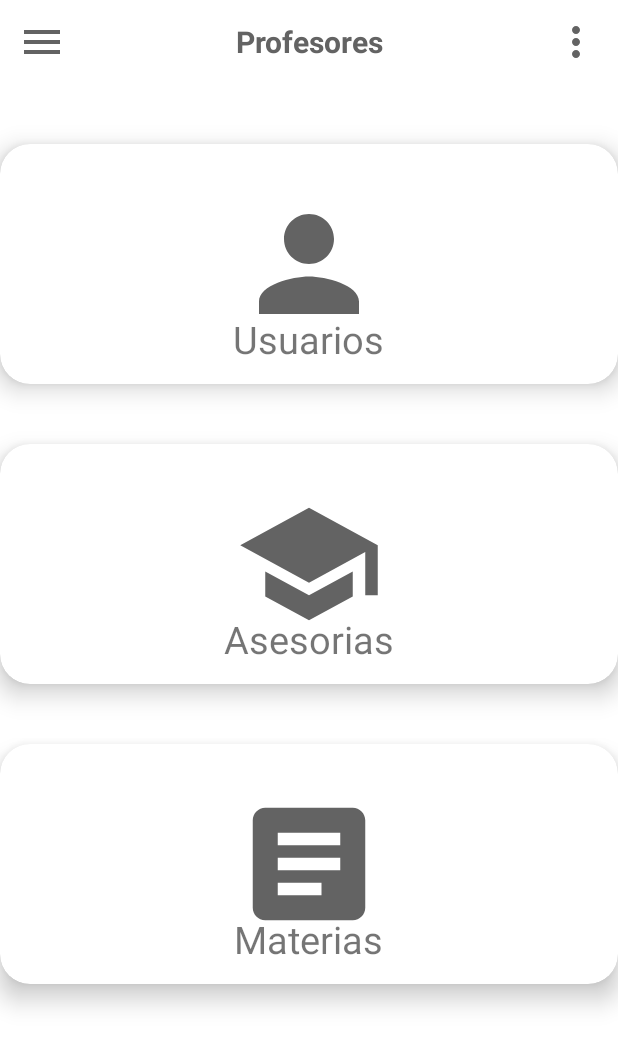
After one commit to Rebickz/ProyectoAsesoriasTecNM, an Android app: the ProfesorDashboardActivity screen opened directly, with no data from a screen before it, on a phone screen of 412 x 824 dp. The commit adds this screen. Shown: the top 1046 px of the screen. Run offline under Robolectric (Android 15) with nearby library versions, the phone set to English and light mode, and no system bars.

Commit message:
Dashboard menu

```diff
--- a/app/src/main/AndroidManifest.xml
+++ b/app/src/main/AndroidManifest.xml
@@ -9,7 +9,11 @@
         android:roundIcon="@mipmap/ic_launcher_round"
         android:supportsRtl="true"
         android:theme="@style/Theme.ProyectoAsesoriasTecNM">
-        <activity android:name=".ProfesorMenuActivity"></activity>
+        <activity android:name=".DashboardAsesoriasActivity"></activity>
+        <activity android:name=".DashboardMateriasActivity" />
+        <activity android:name=".DashboardUsuariosActivity" />
+        <activity android:name=".ProfesorDashboardActivity" />
+        <activity android:name=".ProfesorMenuActivity" />
         <activity android:name=".MenuActivity" />
         <activity android:name=".ProfileActivity" />
         <activity android:name=".RegisterUserActivity" />
--- /dev/null
+++ b/app/src/main/java/com/example/proyectoasesoriastecnm/ProfesorDashboardActivity.java
@@ -0,0 +1,80 @@
+package com.example.proyectoasesoriastecnm;
+
+import androidx.appcompat.app.AppCompatActivity;
+import androidx.drawerlayout.widget.DrawerLayout;
+
+import android.os.Bundle;
+import android.view.View;
+import android.widget.Toast;
+
+public class ProfesorDashboardActivity extends AppCompatActivity {
+
+    //Inicializar variable
+    DrawerLayout drawerLayoutP;
+
+    @Override
+    protected void onCreate(Bundle savedInstanceState) {
+        super.onCreate(savedInstanceState);
+        setContentView(R.layout.activity_profesor_dashboard);
+
+        //Asignar la variable drawerLayout
+        drawerLayoutP = findViewById(R.id.profesor_drawer_layout);
+    }
+
+    public void ClickUsers(View view){
+
+    }
+
+    public void ClickAsesorias(View view){
+
+    }
+
+    public void ClickMaterias(View view){
+
+    }
+
+    public void ClickMenuP(View view){
+        //Abrir Drawer
+        ProfesorMenuActivity.openDrawer(drawerLayoutP);
+    }
+
+    public void ClickLogoP(View view){
+        //Cerrar drawer
+        ProfesorMenuActivity.closeDrawer(drawerLayoutP);
+    }
+
+    //Opciones del menu
+    public void ClickHomeP(View view){
+        //Recrear la activity
+        ProfesorMenuActivity.redirectActivity(this, ProfesorMenuActivity.class);
+        //recreate();
+    }
+    public void ClickPerfilP(View view){
+        //Redireccionar
+        //redirectActivity(this, ProfileActivity.class);
+        Toast.makeText(ProfesorDashboardActivity.this, "Boton Perfil Profesor", Toast.LENGTH_LONG).show();
+
+    }
+    public void ClickDashboardP(View view){
+        //Redireccionar
+        //redirectActivity(this, );
+        recreate();
+    }
+
+    public void ClickCitasP(View view){
+        //Redireccionar
+        //redirectActivity(this, );
+        Toast.makeText(ProfesorDashboardActivity.this, "Boton Citas Profesor", Toast.LENGTH_LONG).show();
+
+    }
+    public void ClickLogoutP(View view){
+        ProfesorMenuActivity.logout(this);
+    }
+
+    @Override
+    protected void onPause() {
+        super.onPause();
+        //Cerramos drawer
+        ProfesorMenuActivity.closeDrawer(drawerLayoutP);
+    }
+}
--- a/app/src/main/java/com/example/proyectoasesoriastecnm/ProfesorMenuActivity.java
+++ b/app/src/main/java/com/example/proyectoasesoriastecnm/ProfesorMenuActivity.java
@@ -66,9 +66,7 @@ public class ProfesorMenuActivity extends AppCompatActivity {
     }
     public void ClickDashboardP(View view){
         //Redireccionar
-        //redirectActivity(this, );
-        Toast.makeText(ProfesorMenuActivity.this, "Boton Dashboard", Toast.LENGTH_LONG).show();
-
+        redirectActivity(this, ProfesorDashboardActivity.class);
     }
 
     public void ClickCitasP(View view){
--- /dev/null
+++ b/app/src/main/res/drawable/ic_asesorias.xml
@@ -0,0 +1,5 @@
+<vector android:height="100dp" android:tint="#636363"
+    android:viewportHeight="24" android:viewportWidth="24"
+    android:width="100dp" xmlns:android="http://schemas.android.com/apk/res/android">
+    <path android:fillColor="@android:color/white" android:pathData="M5,13.18v4L12,21l7,-3.82v-4L12,17l-7,-3.82zM12,3L1,9l11,6 9,-4.91V17h2V9L12,3z"/>
+</vector>
--- /dev/null
+++ b/app/src/main/res/drawable/ic_materia.xml
@@ -0,0 +1,5 @@
+<vector android:height="100dp" android:tint="#636363"
+    android:viewportHeight="24" android:viewportWidth="24"
+    android:width="100dp" xmlns:android="http://schemas.android.com/apk/res/android">
+    <path android:fillColor="@android:color/white" android:pathData="M19,3L5,3c-1.1,0 -2,0.9 -2,2v14c0,1.1 0.9,2 2,2h14c1.1,0 2,-0.9 2,-2L21,5c0,-1.1 -0.9,-2 -2,-2zM14,17L7,17v-2h7v2zM17,13L7,13v-2h10v2zM17,9L7,9L7,7h10v2z"/>
+</vector>
--- /dev/null
+++ b/app/src/main/res/drawable/ic_users.xml
@@ -0,0 +1,5 @@
+<vector android:height="100dp" android:tint="#636363"
+    android:viewportHeight="24" android:viewportWidth="24"
+    android:width="100dp" xmlns:android="http://schemas.android.com/apk/res/android">
+    <path android:fillColor="@android:color/white" android:pathData="M12,12c2.21,0 4,-1.79 4,-4s-1.79,-4 -4,-4 -4,1.79 -4,4 1.79,4 4,4zM12,14c-2.67,0 -8,1.34 -8,4v2h16v-2c0,-2.66 -5.33,-4 -8,-4z"/>
+</vector>
--- /dev/null
+++ b/app/src/main/res/layout/activity_profesor_dashboard.xml
@@ -0,0 +1,117 @@
+<?xml version="1.0" encoding="utf-8"?>
+<androidx.drawerlayout.widget.DrawerLayout
+    xmlns:android="http://schemas.android.com/apk/res/android"
+    xmlns:app="http://schemas.android.com/apk/res-auto"
+    xmlns:tools="http://schemas.android.com/tools"
+    android:layout_width="match_parent"
+    android:layout_height="match_parent"
+    android:id="@+id/profesor_drawer_layout"
+    tools:context=".ProfesorDashboardActivity">
+
+    <LinearLayout
+        android:layout_width="match_parent"
+        android:layout_height="match_parent"
+        android:orientation="vertical">
+
+        <include
+            layout="@layout/profesor_main_toolbar"/>
+
+        <androidx.cardview.widget.CardView
+            android:layout_width="match_parent"
+            android:layout_height="160dp"
+            android:padding="10dp"
+            android:layout_marginTop="40dp"
+            app:cardElevation="10dp"
+            app:cardBackgroundColor="#fff"
+            app:cardCornerRadius="20dp"
+            android:onClick="ClickUsers">
+
+            <ImageView
+                android:layout_width="100dp"
+                android:layout_height="100dp"
+                android:src="@drawable/ic_users"
+                android:layout_gravity="center">
+
+            </ImageView>
+            <TextView
+                android:layout_width="wrap_content"
+                android:layout_height="wrap_content"
+                android:text="Usuarios"
+                android:layout_gravity="center"
+                android:textSize="25sp"
+                android:layout_marginTop="50dp">
+
+            </TextView>
+
+        </androidx.cardview.widget.CardView>
+        <androidx.cardview.widget.CardView
+            android:layout_width="match_parent"
+            android:layout_height="160dp"
+            android:padding="10dp"
+            android:layout_marginTop="40dp"
+            app:cardElevation="10dp"
+            app:cardBackgroundColor="#fff"
+            app:cardCornerRadius="20dp"
+            android:onClick="ClickAsesorias">
+
+            <ImageView
+                android:layout_width="100dp"
+                android:layout_height="100dp"
+                android:src="@drawable/ic_asesorias"
+                android:layout_gravity="center">
+            </ImageView>
+
+            <TextView
+                android:layout_width="wrap_content"
+                android:layout_height="wrap_content"
+                android:text="Asesorias"
+                android:layout_gravity="center"
+                android:textSize="25sp"
+                android:layout_marginTop="50dp">
+
+            </TextView>
+
+        </androidx.cardview.widget.CardView>
+        <androidx.cardview.widget.CardView
+            android:layout_width="match_parent"
+            android:layout_height="160dp"
+            android:padding="10dp"
+            android:layout_marginTop="40dp"
+            app:cardElevation="10dp"
+            app:cardBackgroundColor="#fff"
+            app:cardCornerRadius="20dp"
+            android:onClick="ClickMaterias">
+
+            <ImageView
+                android:layout_width="100dp"
+                android:layout_height="100dp"
+                android:src="@drawable/ic_materia"
+                android:layout_gravity="center">
+
+            </ImageView>
+            <TextView
+                android:layout_width="wrap_content"
+                android:layout_height="wrap_content"
+                android:text="Materias"
+                android:layout_gravity="center"
+                android:textSize="25sp"
+                android:layout_marginTop="50dp">
+
+            </TextView>
+
+        </androidx.cardview.widget.CardView>
+
+    </LinearLayout>
+
+    <RelativeLayout
+        android:layout_width="300dp"
+        android:layout_height="match_parent"
+        android:layout_gravity="start"
+        android:background="@android:color/white">
+
+        <include
+            layout="@layout/profesor_main_nav_drawer"/>
+
+    </RelativeLayout>
+
+</androidx.drawerlayout.widget.DrawerLayout>
```
Also changed, not shown: app/src/main/java/com/example/proyectoasesoriastecnm/DashboardAsesoriasActivity.java (added, +14 -0 lines), app/src/main/java/com/example/proyectoasesoriastecnm/DashboardMateriasActivity.java (added, +14 -0 lines), app/src/main/java/com/example/proyectoasesoriastecnm/DashboardUsuariosActivity.java (added, +14 -0 lines), app/src/main/res/layout/activity_dashboard_asesorias.xml (added, +9 -0 lines), app/src/main/res/layout/activity_dashboard_materias.xml (added, +9 -0 lines), app/src/main/res/layout/activity_dashboard_usuarios.xml (added, +9 -0 lines).
